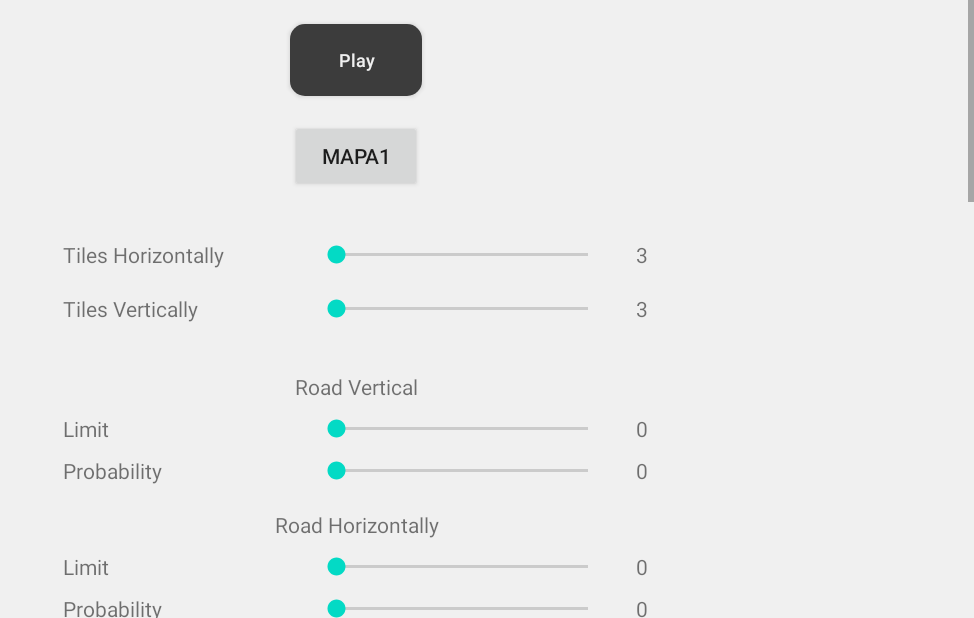
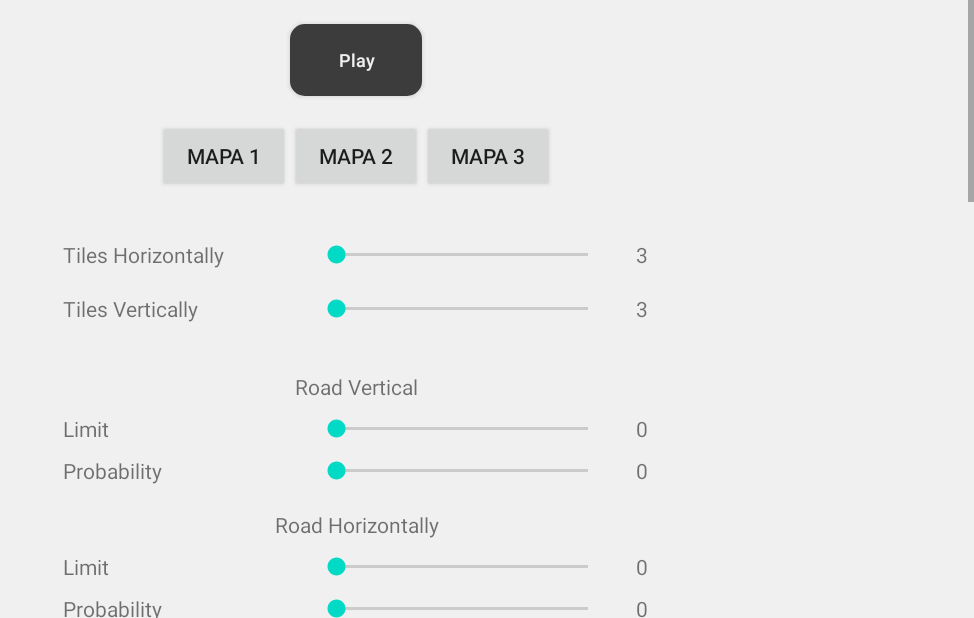
Before and after one commit to DominikSalamon/TowerDefenceProject, an Android app: the screen it shows after launch (MainActivity), after a tap on "Play", on a phone screen of 824 x 412 dp (held sideways). Shown: the whole screen, without its empty margins (262-1236 px from the left). Run offline under Robolectric (Android 15) with nearby library versions, the phone set to English and light mode, and no system bars.

Commit message:
3 mapki wybór

```diff
--- a/app/src/main/java/com/example/projekt/Drawables.kt
+++ b/app/src/main/java/com/example/projekt/Drawables.kt
@@ -17,4 +17,7 @@ class Drawables(context: Context){
     val tileRoadTopRightBottom = AppCompatResources.getDrawable(context, R.drawable.tile_road_top_right_bottom)
     val tileRoadRightBottomLeft = AppCompatResources.getDrawable(context, R.drawable.tile_road_right_bottom_left)
     val tileRoadBottomLeftTop= AppCompatResources.getDrawable(context, R.drawable.tile_road_bottom_left_top)
+    val trees = AppCompatResources.getDrawable(context, R.drawable.treees)
+    val mountain = AppCompatResources.getDrawable(context, R.drawable.tile_mountain)
+    val base = AppCompatResources.getDrawable(context, R.drawable.base)
 }
--- a/app/src/main/java/com/example/projekt/Game.kt
+++ b/app/src/main/java/com/example/projekt/Game.kt
@@ -86,7 +86,7 @@ class Game(screenWidth: Int,screenHeight: Int,context: Context, extras: Bundle)
         gameLoop = GameLoop(this, surfaceHolder)
         isFocusable = true
 
-        mapka = Mapka()
+        mapka = Mapka(extras.get("idMap") as String)
         //board = Board(context, extras)
         //camera = Camera(screenWidth, screenHeight,board.getWidth(),board.getHeight())
     }
--- a/app/src/main/java/com/example/projekt/GameActivity.kt
+++ b/app/src/main/java/com/example/projekt/GameActivity.kt
@@ -24,6 +24,7 @@ class GameActivity : Activity() {
         val extras = intent.extras!!
 
         val metrics = DisplayMetrics()
+
         windowManager.defaultDisplay.getMetrics(metrics)
 
 
--- a/app/src/main/java/com/example/projekt/MenuPlay.kt
+++ b/app/src/main/java/com/example/projekt/MenuPlay.kt
@@ -22,19 +22,26 @@ class MenuPlay : Fragment() {
 
     }
 
-    var id_map = 1
+    private var idMap = 1
     override fun onActivityCreated(savedInstanceState: Bundle?) {
         super.onActivityCreated(savedInstanceState)
 
-        button_play3.setOnClickListener{
-            MenuPlay().id_map = 2
-
+        button_mapa1.setOnClickListener{
+            idMap = 1
+        }
+        button_mapa2.setOnClickListener{
+            idMap = 2
+        }
+        button_mapa3.setOnClickListener{
+            idMap = 3
         }
         button_play2.setOnClickListener{
             val intent = Intent(activity, GameActivity::class.java)
 
             val xTiles = sText1.text.toString().toInt()
             val yTiles = sText2.text.toString().toInt()
+
+            intent.putExtra( "idMap",idMap.toString())
 
             intent.putExtra( "s3",sText3.text.toString().toInt())
             intent.putExtra( "s4",sText4.text.toString().toInt())
--- a/app/src/main/res/layout/fragment_menu_play.xml
+++ b/app/src/main/res/layout/fragment_menu_play.xml
@@ -36,12 +36,31 @@
                 android:textColor="#F0F0F0"
                 android:textSize="12sp" />
 
+        <LinearLayout
+            android:layout_width="match_parent"
+            android:layout_height="wrap_content"
+            android:gravity="center">
             <Button
-                android:id="@+id/button_play3"
+                android:id="@+id/button_mapa1"
                 android:layout_width="wrap_content"
                 android:layout_height="wrap_content"
                 android:layout_gravity="center"
-                android:text="Mapa1" />
+                android:text="Mapa 1" />
+
+            <Button
+                android:id="@+id/button_mapa2"
+                android:layout_width="wrap_content"
+                android:layout_height="wrap_content"
+                android:layout_gravity="center"
+                android:text="Mapa 2" />
+
+            <Button
+                android:id="@+id/button_mapa3"
+                android:layout_width="wrap_content"
+                android:layout_height="wrap_content"
+                android:layout_gravity="center"
+                android:text="Mapa 3" />
+        </LinearLayout>
 
             <LinearLayout
             android:layout_width="match_parent"
```
Also changed, not shown: app/src/main/java/com/example/projekt/Board.kt (+17 -2 lines), app/src/main/java/com/example/projekt/Mapka.kt (+18 -29 lines), app/src/main/java/com/example/projekt/Tile.kt (+3 -16 lines), app/src/main/res/drawable/base.xml (added, +19 -0 lines), app/src/main/res/drawable/tile_mountain.xml (+8 -7 lines), app/src/main/res/drawable/treees.xml (added, +65 -0 lines), app/src/main/res/layout/game.xml (deleted, +0 -10 lines), 325 other files.
